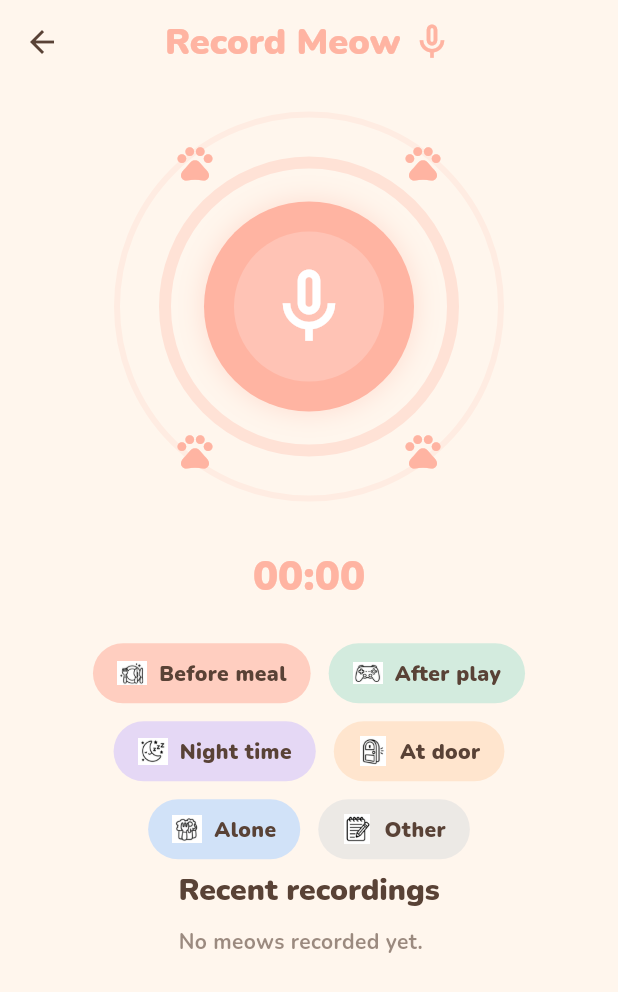
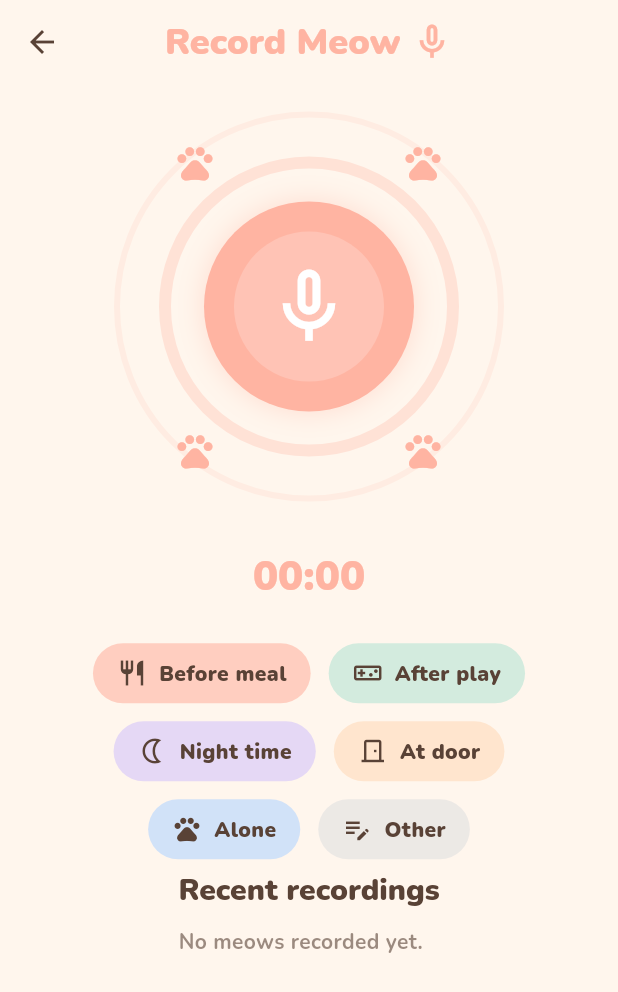
Before and after one commit to MuhammetEminGerim/kedo-takip, a Flutter app: the RecordScreen screen opened directly, on a phone screen of 412 x 824 dp. Shown: the top 992 px of the screen. Run offline on Flutter 3.47's test engine with Material 3 defaults, Android fonts, the phone set to English and light mode, and no system bars; our stand-ins replace audioplayers, fl_chart, fluentui_system_icons, flutter_riverpod, go_router, google_fonts and 5 more; missing offline and left inert: record; accounts and stored records are empty.

Commit message:
Revert to FluentUI icons - custom PNGs had white backgrounds

```diff
--- a/lib/features/meow_record/screens/record_screen.dart
+++ b/lib/features/meow_record/screens/record_screen.dart
@@ -6,7 +6,6 @@ import 'package:audioplayers/audioplayers.dart';
 import '../providers/audio_record_provider.dart';
 import '../providers/meow_record_provider.dart';
 import '../../../core/theme/app_colors.dart';
-import '../../../core/theme/app_icons.dart';
 import '../../../shared/widgets/pastel_card.dart';
 
 class RecordScreen extends ConsumerStatefulWidget {
@@ -20,12 +19,12 @@ class _RecordScreenState extends ConsumerState<RecordScreen> {
   String? _selectedContext;
 
   final List<Map<String, dynamic>> _contexts = [
-    {'text': 'Before meal', 'iconBuilder': ({Color? c, double s = 20}) => AppIcons.tagBeforeMeal(color: c, size: s), 'color': AppColors.playfulPrimary},
-    {'text': 'After play', 'iconBuilder': ({Color? c, double s = 20}) => AppIcons.tagAfterPlay(color: c, size: s), 'color': AppColors.playfulSecondary},
-    {'text': 'Night time', 'iconBuilder': ({Color? c, double s = 20}) => AppIcons.tagNight(color: c, size: s), 'color': AppColors.playfulTertiary},
-    {'text': 'At door', 'iconBuilder': ({Color? c, double s = 20}) => AppIcons.tagAtDoor(color: c, size: s), 'color': AppColors.playfulAccentPeach},
-    {'text': 'Alone', 'iconBuilder': ({Color? c, double s = 20}) => AppIcons.tagAlone(color: c, size: s), 'color': AppColors.playfulAccentBlue},
-    {'text': 'Other', 'iconBuilder': ({Color? c, double s = 20}) => AppIcons.tagOther(color: c, size: s), 'color': Colors.grey.shade300},
+    {'text': 'Before meal', 'icon': Icons.restaurant_outlined, 'color': AppColors.playfulPrimary},
+    {'text': 'After play', 'icon': Icons.videogame_asset_outlined, 'color': AppColors.playfulSecondary},
+    {'text': 'Night time', 'icon': Icons.nightlight_outlined, 'color': AppColors.playfulTertiary},
+    {'text': 'At door', 'icon': Icons.door_front_door_outlined, 'color': AppColors.playfulAccentPeach},
+    {'text': 'Alone', 'icon': Icons.pets_outlined, 'color': AppColors.playfulAccentBlue},
+    {'text': 'Other', 'icon': Icons.edit_note_outlined, 'color': Colors.grey.shade300},
   ];
 
   final AudioPlayer _audioPlayer = AudioPlayer();
@@ -203,7 +202,7 @@ class _RecordScreenState extends ConsumerState<RecordScreen> {
               child: Row(
                 mainAxisSize: MainAxisSize.min,
                 children: [
-                  (ctx['iconBuilder'] as Function)(c: isSelected ? Colors.white : AppColors.playfulText, s: 20.0),
+                  Icon(ctx['icon'] as IconData, size: 20, color: isSelected ? Colors.white : AppColors.playfulText),
                   const SizedBox(width: 8),
                   Text(
                     ctx['text'] as String,
--- a/pubspec.yaml
+++ b/pubspec.yaml
@@ -47,6 +47,7 @@ dependencies:
   path_provider: ^2.1.6
   fl_chart: ^1.2.0
 
+  fluentui_system_icons: ^1.1.273
   uuid: ^4.5.1
   image_picker: ^1.1.2
 
```
Also changed, not shown: lib/core/theme/app_icons.dart (+16 -61 lines), pubspec.lock.
